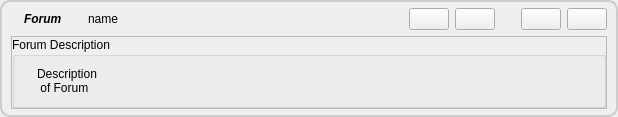
RetroShare/RetroShare, file retroshare-gui/src/gui/feeds/ForumNewItem.ui: the form before one commit.
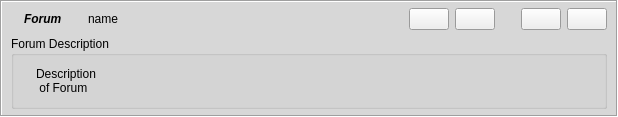
The form after the commit. Icons and pictures are not drawn.

The edit to the form file:
```diff
--- a/retroshare-gui/src/gui/feeds/ForumNewItem.ui
+++ b/retroshare-gui/src/gui/feeds/ForumNewItem.ui
@@ -25,17 +25,78 @@
        <verstretch>0</verstretch>
       </sizepolicy>
      </property>
-     <property name="styleSheet">
-      <string notr="true">QFrame#frame{border: 2px solid #CCCCCC; 
-background: qlineargradient(x1: 0, y1: 0, x2: 0, y2: 1,
-stop: 0 #EEEEEE, stop: 1 #CCCCCC);
-border-radius: 10px}</string>
+     <property name="palette">
+      <palette>
+       <active>
+        <colorrole role="Base">
+         <brush brushstyle="SolidPattern">
+          <color alpha="255">
+           <red>255</red>
+           <green>255</green>
+           <blue>255</blue>
+          </color>
+         </brush>
+        </colorrole>
+        <colorrole role="Window">
+         <brush brushstyle="SolidPattern">
+          <color alpha="255">
+           <red>215</red>
+           <green>215</green>
+           <blue>215</blue>
+          </color>
+         </brush>
+        </colorrole>
+       </active>
+       <inactive>
+        <colorrole role="Base">
+         <brush brushstyle="SolidPattern">
+          <color alpha="255">
+           <red>255</red>
+           <green>255</green>
+           <blue>255</blue>
+          </color>
+         </brush>
+        </colorrole>
+        <colorrole role="Window">
+         <brush brushstyle="SolidPattern">
+          <color alpha="255">
+           <red>215</red>
+           <green>215</green>
+           <blue>215</blue>
+          </color>
+         </brush>
+        </colorrole>
+       </inactive>
+       <disabled>
+        <colorrole role="Base">
+         <brush brushstyle="SolidPattern">
+          <color alpha="255">
+           <red>215</red>
+           <green>215</green>
+           <blue>215</blue>
+          </color>
+         </brush>
+        </colorrole>
+        <colorrole role="Window">
+         <brush brushstyle="SolidPattern">
+          <color alpha="255">
+           <red>215</red>
+           <green>215</green>
+           <blue>215</blue>
+          </color>
+         </brush>
+        </colorrole>
+       </disabled>
+      </palette>
+     </property>
+     <property name="autoFillBackground">
+      <bool>true</bool>
      </property>
      <property name="frameShape">
-      <enum>QFrame::StyledPanel</enum>
+      <enum>QFrame::Box</enum>
      </property>
      <property name="frameShadow">
-      <enum>QFrame::Raised</enum>
+      <enum>QFrame::Sunken</enum>
      </property>
      <layout class="QVBoxLayout">
       <property name="leftMargin">
@@ -74,9 +135,6 @@
             <bold>true</bold>
            </font>
           </property>
-          <property name="styleSheet">
-           <string notr="true"/>
-          </property>
           <property name="text">
            <string notr="true">Forum</string>
           </property>
@@ -100,9 +158,6 @@
         </item>
         <item>
          <widget class="QLabel" name="nameLabel">
-          <property name="styleSheet">
-           <string notr="true"/>
-          </property>
           <property name="text">
            <string notr="true">name</string>
           </property>
@@ -205,9 +260,6 @@
           <property name="toolTip">
            <string>Remove Item</string>
           </property>
-          <property name="styleSheet">
-           <string notr="true"/>
-          </property>
           <property name="text">
            <string/>
           </property>
@@ -221,12 +273,6 @@
       </item>
       <item>
        <widget class="QFrame" name="expandFrame">
-        <property name="frameShape">
-         <enum>QFrame::StyledPanel</enum>
-        </property>
-        <property name="frameShadow">
-         <enum>QFrame::Raised</enum>
-        </property>
         <layout class="QVBoxLayout">
          <property name="spacing">
           <number>0</number>
@@ -242,9 +288,6 @@
            <layout class="QHBoxLayout">
             <item>
              <widget class="QLabel" name="iconLabel">
-              <property name="styleSheet">
-               <string notr="true"/>
-              </property>
               <property name="text">
                <string/>
               </property>
@@ -261,9 +304,6 @@
                 <verstretch>0</verstretch>
                </sizepolicy>
               </property>
-              <property name="styleSheet">
-               <string notr="true"/>
-              </property>
               <property name="text">
                <string notr="true">Description 
  of Forum</string>
```
Left out of the diff: 4 changed lines with no effect on the pictures.
